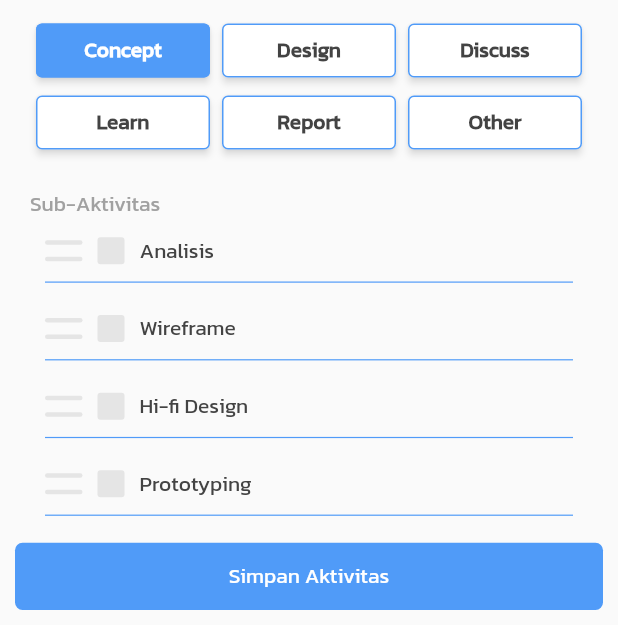
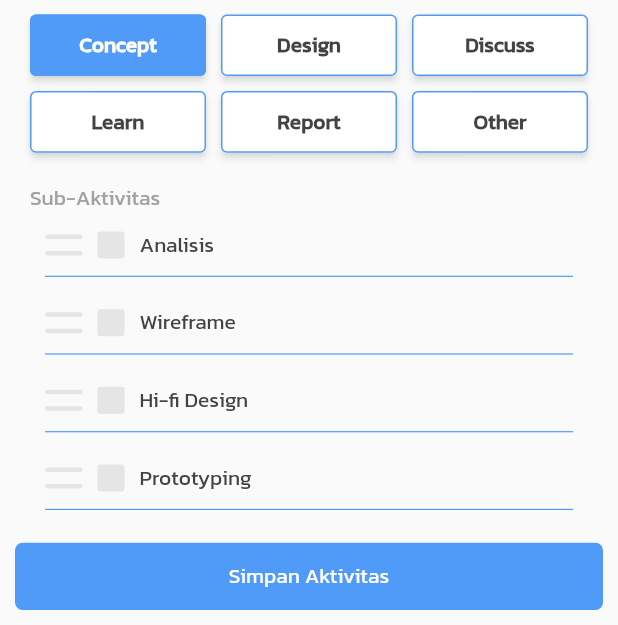
Before and after one commit to itsmerafial141/logbook, a Flutter app: the DetailAktivitasView screen opened by its route, after a tap on "Concept", on a phone screen of 412 x 824 dp, the part 611-1236 px from its top. Run offline on Flutter 3.47's test engine with Material 2 defaults, Android fonts, the phone set to English and light mode, and no system bars; our stand-ins replace dropdown_search, flutter_slidable, get, table_calendar.

Commit message:
adding kategori detail aktivitas with gridview n radiobutton

```diff
--- a/lib/app/modules/detail_aktivitas/controllers/detail_aktivitas_controller.dart
+++ b/lib/app/modules/detail_aktivitas/controllers/detail_aktivitas_controller.dart
@@ -11,10 +11,10 @@ class DetailAktivitasController extends GetxController with StateMixin {
   var homepageC = Get.put(HomepageController());
 
   var listSubAktivitas = List<DetailAktivitasModel>.empty().obs;
-  var listAktivitas = List<Homepage>.empty().obs;
 
   RxBool listCheckSubAktivitas = false.obs;
-  var statusSelected = false.obs;
+  RxBool statusSelected = false.obs;
+  RxInt selectedKategori = 0.obs;
 
   Rx<DateTime> initialDate = DateTime.now().obs;
   Rx<DateTime> firstDate = DateTime(2000).obs;
@@ -27,16 +27,7 @@ class DetailAktivitasController extends GetxController with StateMixin {
   RxBool onReport = false.obs;
   RxBool onOther = false.obs;
   RxBool onTarget = false.obs;
-  var dataCheck = false.obs;
-  // RxString onKategoriSelected = "".obs;
-
-  List<String> myListSubAktivitas = [
-    "Analisis",
-    "Wireframe",
-    "Hi-fi Design",
-    "Prototyping",
-    "Testing",
-  ].obs;
+  RxBool dataCheck = false.obs;
 
   final List<String> itemListWaktu = [
     "Sebelum Dzuhur",
@@ -56,6 +47,15 @@ class DetailAktivitasController extends GetxController with StateMixin {
     "Build",
   ];
 
+  final List<String> listKategoriName = [
+    "Concept",
+    "Design",
+    "Discuss",
+    "Learn",
+    "Report",
+    "Other",
+  ];
+
   late TextEditingController targetController;
   late TextEditingController realitaController;
   late String onWaktuSelected;
@@ -70,12 +70,6 @@ class DetailAktivitasController extends GetxController with StateMixin {
     onWaktuSelected = "";
     onKategoriSelected = "";
     onSubAktivitasSelected = "";
-
-    var aktivitas = List<DetailAktivitasModel>.generate(
-      itemSubAktivitas.length,
-      (index) =>
-          DetailAktivitasModel(status: false, tittle: itemSubAktivitas[index]),
-    );
 
     for (var i = 0; i < itemSubAktivitas.length; i++) {
       var subAktivitas =
@@ -111,6 +105,8 @@ class DetailAktivitasController extends GetxController with StateMixin {
         waktu: onWaktuSelected.toString(),
         tanggal: formatedDate(initialDate.value).toString());
     homepageC.listAktivitas.add(aktivitas);
+    homepageC.listData.value =
+        homepageC.getDataByDate(formatedDate(homepageC.selectedDay.value));
   }
 
   bool checkValueIsValid() {
@@ -128,50 +124,11 @@ class DetailAktivitasController extends GetxController with StateMixin {
     data.status = dataCheck.value;
     if (data.status) {
       onSubAktivitasSelected = data.tittle.toString();
+    } else {
+      onSubAktivitasSelected = "";
     }
     print(onSubAktivitasSelected);
     print(data.tittle + " = " + data.status.toString());
     change(dataCheck.value, status: RxStatus.success());
   }
-
-  void changeTargetToggle() {
-    onTarget.toggle();
-    print("onTarget : " + onTarget.toString());
-  }
-
-  void changeConceptState() {
-    onConcept.toggle();
-    onKategoriSelected = "Concept";
-    print("onConcept : " + onConcept.toString());
-  }
-
-  void changeDesignState() {
-    onDesign.toggle();
-    onKategoriSelected = "Design";
-    print("onDesign : " + onDesign.toString());
-  }
-
-  void changeDiscussState() {
-    onDiscuss.toggle();
-    onKategoriSelected = "Discuss";
-    print("onDiscuss : " + onDiscuss.toString());
-  }
-
-  void changeLearntState() {
-    onLearn.toggle();
-    onKategoriSelected = "Learn";
-    print("onLearn : " + onLearn.toString());
-  }
-
-  void changeReportState() {
-    onReport.toggle();
-    onKategoriSelected = "Report";
-    print("onReport : " + onReport.toString());
-  }
-
-  void changeOtherState() {
-    onOther.toggle();
-    onKategoriSelected = "Other";
-    print("onOther : " + onOther.toString());
-  }
 }
--- a/lib/app/modules/detail_aktivitas/detail_aktivitas_model.dart
+++ b/lib/app/modules/detail_aktivitas/detail_aktivitas_model.dart
@@ -1,7 +1,3 @@
-// To parse this JSON data, do
-//
-//     final detailAktivitasModel = detailAktivitasModelFromJson(jsonString);
-
 import 'dart:convert';
 
 DetailAktivitasModel detailAktivitasModelFromJson(String str) => DetailAktivitasModel.fromJson(json.decode(str));
--- a/lib/app/modules/detail_aktivitas/views/detail_aktivitas_view.dart
+++ b/lib/app/modules/detail_aktivitas/views/detail_aktivitas_view.dart
@@ -30,7 +30,7 @@ class DetailAktivitasView extends GetView<DetailAktivitasController> {
               "Target = ${controller.targetController.text}\n" +
               "Realita = ${controller.realitaController.text}\n" +
               "Kategori = ${controller.onKategoriSelected.toString()}\n" +
-              "Sub-Aktivitas = subAktivitas\n" +
+              "Sub-Aktivitas = ${controller.onSubAktivitasSelected}\n" +
               "Waktu = ${controller.onWaktuSelected.toString()}\n" +
               "Tanggal = ${controller.formatedDate(controller.initialDate.value).toString()}\n===========================");
           if (controller.checkValueIsValid()) {
--- a/lib/app/modules/detail_aktivitas/widgets/list_kategori_widget.dart
+++ b/lib/app/modules/detail_aktivitas/widgets/list_kategori_widget.dart
@@ -1,67 +1,50 @@
-// ignore_for_file: file_names
-
 import 'package:flutter/material.dart';
 import 'package:get/get.dart';
 
+import '../../values/colors.dart';
 import '../controllers/detail_aktivitas_controller.dart';
-import 'kategori_check_button_widget.dart';
 
-class ListKategori extends GetView<DetailAktivitasController> {
+class ListKategoriWidget extends GetView<DetailAktivitasController> {
   @override
   Widget build(BuildContext context) {
-    return Column(
-      children: [
-        Row(
-          children: [
-            CustomKategoriCheckButton(
-              text: "Concept",
-              onPress: () {
-                controller.changeConceptState();
-              },
-              stateValue: controller.onConcept,
-            ),
-            CustomKategoriCheckButton(
-              text: "Design",
-              onPress: () {
-                controller.changeDesignState();
-              },
-              stateValue: controller.onDesign,
-            ),
-            CustomKategoriCheckButton(
-              text: "Discuss",
-              onPress: () {
-                controller.changeDiscussState();
-              },
-              stateValue: controller.onDiscuss,
-            ),
-          ],
+    var listKategoriCard =
+        List.generate(controller.listKategoriName.length, (int index) {
+      return listKategoriIndex(controller.listKategoriName[index], index + 1);
+    });
+    return GridView.count(
+        primary: false,
+        physics: NeverScrollableScrollPhysics(),
+        shrinkWrap: true,
+        childAspectRatio: 2 / .7,
+        crossAxisSpacing: 10,
+        mainAxisSpacing: 10,
+        crossAxisCount: 3,
+        children: listKategoriCard);
+  }
+
+  Widget listKategoriIndex(String tittle, int index) {
+    return Container(
+        child: Obx(
+      () => ElevatedButton(
+        onPressed: () {
+          controller.selectedKategori.value = index;
+          controller.onKategoriSelected = tittle;
+        },
+        style: ElevatedButton.styleFrom(
+            side: BorderSide(color: MyColors.primaryColor),
+            shadowColor: Colors.white,
+            primary: controller.selectedKategori.value == index
+                ? MyColors.primaryColor
+                : Colors.white),
+        child: Text(
+          tittle,
+          style: TextStyle(
+              fontWeight: FontWeight.bold,
+              color: controller.selectedKategori.value == index
+                  ? Colors.white
+                  : MyColors.textPrimary),
         ),
-        Row(
-          children: [
-            CustomKategoriCheckButton(
-              text: "Learn",
-              onPress: () {
-                controller.changeLearntState();
-              },
-              stateValue: controller.onLearn,
-            ),
-            CustomKategoriCheckButton(
-              text: "Report",
-              onPress: () {
-                controller.changeReportState();
-              },
-              stateValue: controller.onReport,
-            ),
-            CustomKategoriCheckButton(
-              text: "Other",
-              onPress: () {
-                controller.changeOtherState();
-              },
-              stateValue: controller.onOther,
-            ),
-          ],
-        ),
-      ],
-    );
+      ),
+    ));
   }
 }
--- a/lib/app/modules/detail_aktivitas/widgets/tanggal_button_detail_aktivitas_widget.dart
+++ b/lib/app/modules/detail_aktivitas/widgets/tanggal_button_detail_aktivitas_widget.dart
@@ -45,7 +45,6 @@ class TanggalButtonDetailAktivitasScreen
           ],
         ),
       ),
-      // }),
     );
   }
 }
--- a/lib/app/modules/detail_aktivitas/widgets/target_body_widget.dart
+++ b/lib/app/modules/detail_aktivitas/widgets/target_body_widget.dart
@@ -38,7 +38,6 @@ class TargetBody extends GetView<DetailAktivitasController> {
                 border: OutlineInputBorder(
                     borderRadius: BorderRadius.circular(5),
                     borderSide: BorderSide.none)),
-            // controller: target,]
             style: TextStyle(fontSize: 15, fontWeight: FontWeight.bold),
           ),
         )
--- a/lib/app/modules/detail_aktivitas/widgets/tittle_field_widget.dart
+++ b/lib/app/modules/detail_aktivitas/widgets/tittle_field_widget.dart
@@ -14,7 +14,6 @@ class TittleField extends StatelessWidget {
   Widget build(BuildContext context) {
     final deviceWidth = MediaQuery.of(context).size.width;
     return Container(
-      // color: Colors.red,
       width: deviceWidth,
       child: Text(
         tittle,
--- a/lib/app/modules/homepage/controllers/homepage_controller.dart
+++ b/lib/app/modules/homepage/controllers/homepage_controller.dart
@@ -6,15 +6,13 @@ import 'package:table_calendar/table_calendar.dart';
 class HomepageController extends GetxController {
   final listAktivitas = List<Homepage>.empty().obs;
   final listData = List<Homepage>.empty().obs;
+  final firstDate = DateTime(2010, 1);
+  final lastDate = DateTime(2030, 12);
+  var selectedDay = DateTime.now().obs;
+  var statusCheck = false.obs;
 
   DateTime focusedDay = DateTime.now();
   CalendarFormat calendarFormat = CalendarFormat.month;
-  var selectedDay = DateTime.now().obs;
-
-  final firstDate = DateTime(2010, 1);
-  final lastDate = DateTime(2030, 12);
-
-  var statusCheck = false.obs;
 
   void stateAktivitas(Homepage data) {
     statusCheck.value = data.status;
@@ -47,7 +45,6 @@ class HomepageController extends GetxController {
   @override
   void onInit() {
     super.onInit();
-
     var aktivitas = Homepage(
         id: "1",
         status: false,
@@ -96,8 +93,4 @@ class HomepageController extends GetxController {
     selectedDay.value = DateTime.now();
     listData.value = getDataByDate(formatedDate(selectedDay.value));
   }
-
-  // void stateAktivitas() {
-  //   stateAktivitasValue.toggle();
-  // }
 }
--- a/lib/app/modules/homepage/homepage_model.dart
+++ b/lib/app/modules/homepage/homepage_model.dart
@@ -1,7 +1,3 @@
-// To parse this JSON data, do
-//
-//     final homepage = homepageFromJson(jsonString);
-
 import 'dart:convert';
 
 Homepage homepageFromJson(String str) => Homepage.fromJson(json.decode(str));
```
Also changed, not shown: lib/app/modules/detail_aktivitas/screens/list_body_detail_aktivitas_screen.dart (+27 -2 lines).
